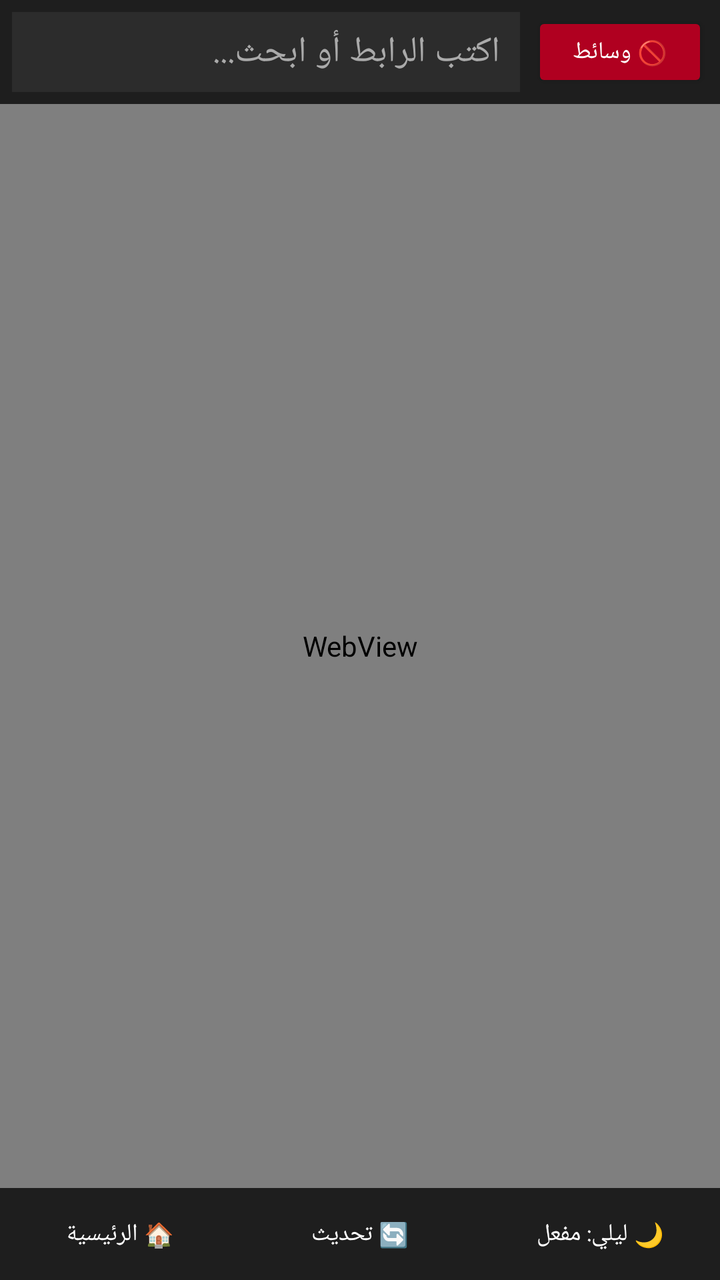
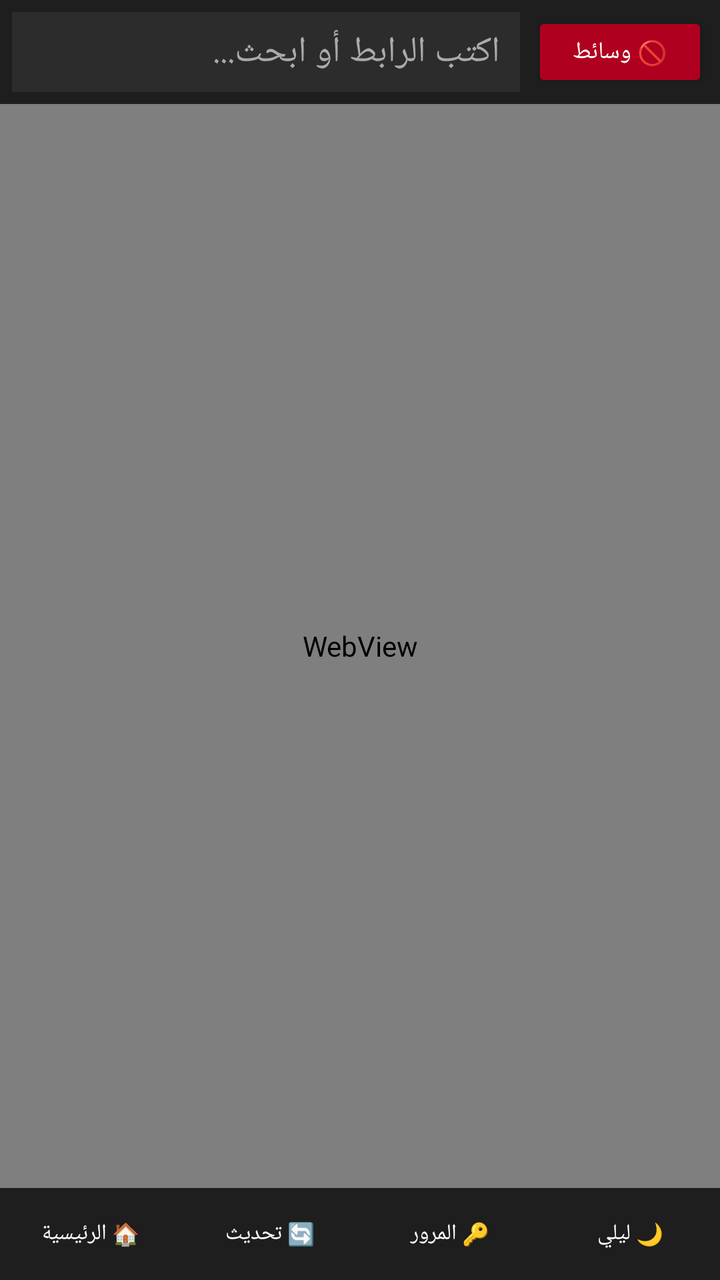

Before-and-after screenshots of an Android layout around one commit, followed by the original layout XML and the change that was made.
<!-- AndroidManifest.xml: application theme Theme.AppCompat.NoActionBar -->
<!-- res/layout/activity_main.xml -->
<?xml version="1.0" encoding="utf-8"?>
<LinearLayout xmlns:android="http://schemas.android.com/apk/res/android"
    android:layout_width="match_parent"
    android:layout_height="match_parent"
    android:orientation="vertical"
    android:background="#121212">

    <LinearLayout
        android:layout_width="match_parent"
        android:layout_height="wrap_content"
        android:orientation="horizontal"
        android:padding="6dp"
        android:gravity="center_vertical"
        android:background="#1E1E1E">

        <EditText
            android:id="@+id/urlInput"
            android:layout_width="0dp"
            android:layout_height="40dp"
            android:layout_weight="1"
            android:background="#2C2C2C"
            android:textColor="#FFFFFF"
            android:textColorHint="#AAAAAA"
            android:paddingHorizontal="10dp"
            android:hint="اكتب الرابط أو ابحث..."
            android:inputType="textUri"
            android:imeOptions="actionGo"
            android:singleLine="true" />

        <Button
            android:id="@+id/btnToggleMedia"
            android:layout_width="wrap_content"
            android:layout_height="40dp"
            android:layout_marginStart="6dp"
            android:text="🚫 وسائط"
            android:textSize="12sp"
            android:backgroundTint="#B00020"
            android:textColor="#FFFFFF" />
    </LinearLayout>

    <ProgressBar
        android:id="@+id/progressBar"
        style="?android:attr/progressBarStyleHorizontal"
        android:layout_width="match_parent"
        android:layout_height="3dp"
        android:max="100"
        android:visibility="gone" />

    <WebView
        android:id="@+id/webView"
        android:layout_width="match_parent"
        android:layout_height="0dp"
        android:layout_weight="1" />

    <LinearLayout
        android:layout_width="match_parent"
        android:layout_height="46dp"
        android:orientation="horizontal"
        android:background="#1E1E1E"
        android:gravity="center">

        <Button
            android:id="@+id/btnHome"
            style="?android:attr/borderlessButtonStyle"
            android:layout_width="0dp"
            android:layout_height="match_parent"
            android:layout_weight="1"
            android:text="🏠 الرئيسية"
            android:textColor="#FFFFFF"
            android:textSize="12sp" />

        <Button
            android:id="@+id/btnReload"
            style="?android:attr/borderlessButtonStyle"
            android:layout_width="0dp"
            android:layout_height="match_parent"
            android:layout_weight="1"
            android:text="🔄 تحديث"
            android:textColor="#FFFFFF"
            android:textSize="12sp" />

        <Button
            android:id="@+id/btnDarkMode"
            style="?android:attr/borderlessButtonStyle"
            android:layout_width="0dp"
            android:layout_height="match_parent"
            android:layout_weight="1"
            android:text="🌙 ليلي: مفعل"
            android:textColor="#FFFFFF"
            android:textSize="12sp" />
    </LinearLayout>

</LinearLayout>
<!-- resources referenced by this layout -->
<resources>

</resources>

<!-- the commit's change to res/layout/activity_main.xml (unified diff, before → after) -->
@@ -67,7 +67,7 @@
             android:layout_weight="1"
             android:text="🏠 الرئيسية"
             android:textColor="#FFFFFF"
-            android:textSize="12sp" />
+            android:textSize="11sp" />
 
         <Button
             android:id="@+id/btnReload"
@@ -77,7 +77,17 @@
             android:layout_weight="1"
             android:text="🔄 تحديث"
             android:textColor="#FFFFFF"
-            android:textSize="12sp" />
+            android:textSize="11sp" />
+
+        <Button
+            android:id="@+id/btnPasswords"
+            style="?android:attr/borderlessButtonStyle"
+            android:layout_width="0dp"
+            android:layout_height="match_parent"
+            android:layout_weight="1"
+            android:text="🔑 المرور"
+            android:textColor="#FFFFFF"
+            android:textSize="11sp" />
 
         <Button
             android:id="@+id/btnDarkMode"
@@ -85,9 +95,9 @@
             android:layout_width="0dp"
             android:layout_height="match_parent"
             android:layout_weight="1"
-            android:text="🌙 ليلي: مفعل"
+            android:text="🌙 ليلي"
             android:textColor="#FFFFFF"
-            android:textSize="12sp" />
+            android:textSize="11sp" />
     </LinearLayout>
 
 </LinearLayout>
